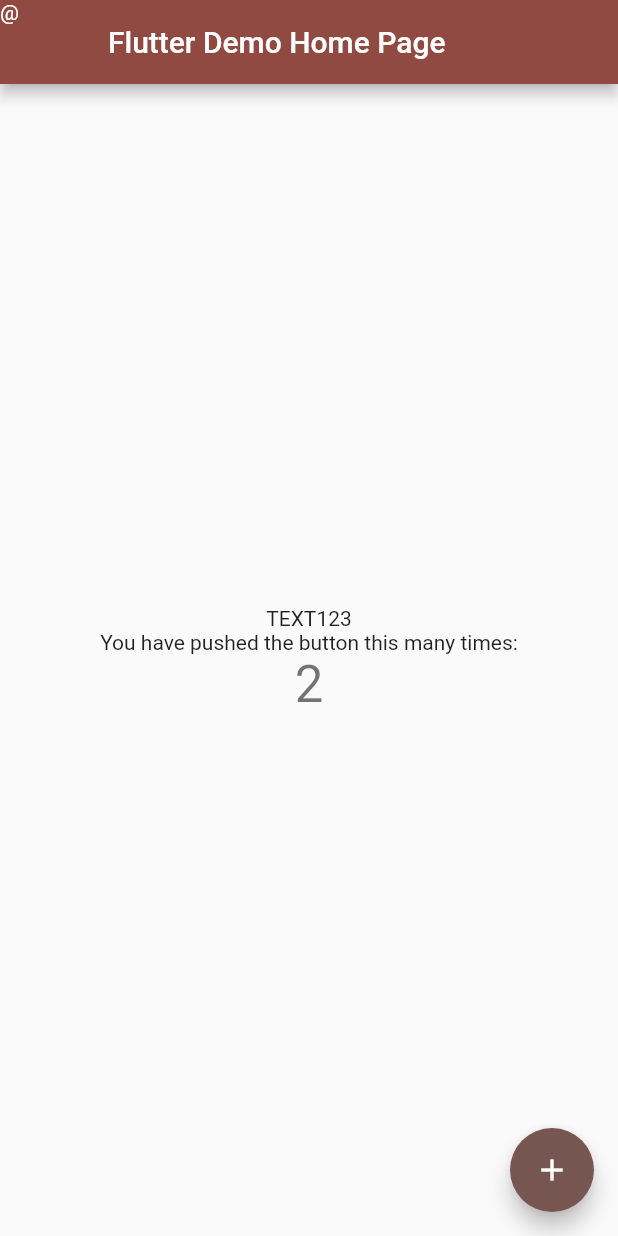
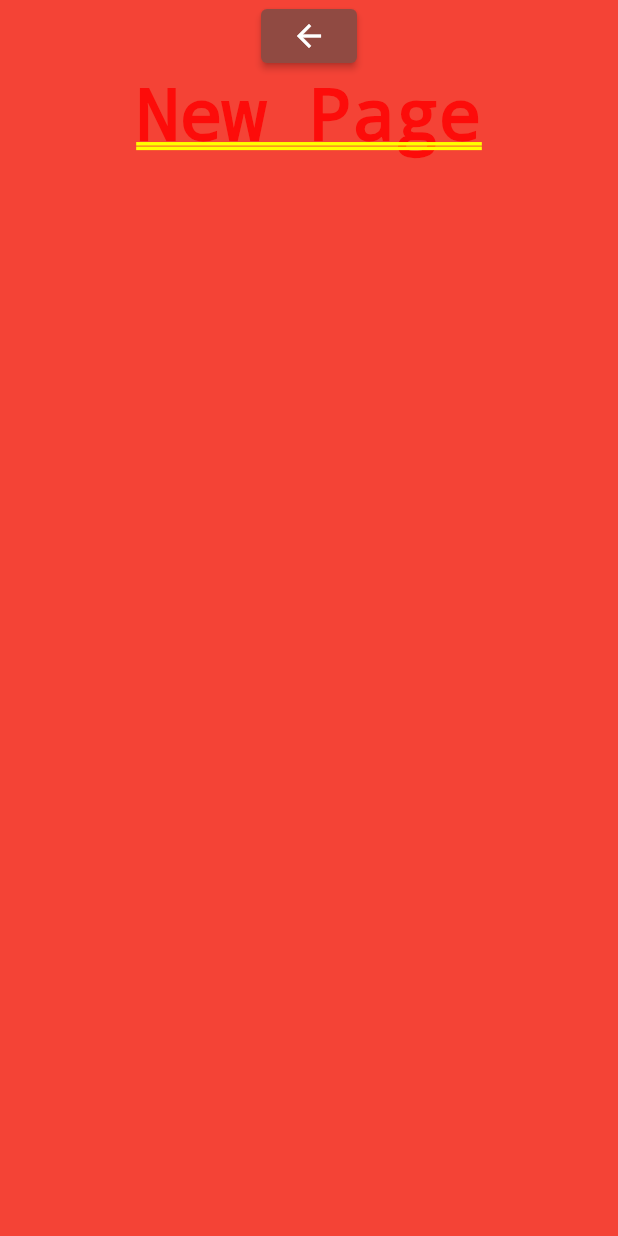
Before and after one commit to massilva/dispositivo-moveis-flutter, a Flutter app: the screen it shows after launch, after a tap on the "add" icon, on a phone screen of 412 x 824 dp. Run offline on Flutter 3.47's test engine with Material 2 defaults, Android fonts, the phone set to English and light mode, and no system bars.

Commit message:
Add navegação entre as páginas HomePage e AddPage

```diff
--- a/minhas_financas/lib/app.dart
+++ b/minhas_financas/lib/app.dart
@@ -1,4 +1,5 @@
 import 'package:flutter/material.dart';
+import 'package:minhas_financas/routes/routes_generator.dart';
 
 import 'pages/home.dart';
 
@@ -18,6 +19,10 @@ class MyApp extends StatelessWidget {
         // useMaterial3: false,
       ),
       home: myHome,
+      // Rota inicial
+      initialRoute: RoutesGenerator.homePage,
+      // Função geradora de rota
+      onGenerateRoute: RoutesGenerator.generate,
     );
   }
 }
--- /dev/null
+++ b/minhas_financas/lib/pages/add_click.dart
@@ -0,0 +1,26 @@
+import 'package:flutter/material.dart';
+import 'package:minhas_financas/shared/constants.dart';
+
+class AddClickPage extends StatelessWidget {
+  // const AddClickPage({Key? key });
+  const AddClickPage({super.key});
+
+  @override
+  Widget build(BuildContext context) {
+    return Container(
+      color: Colors.red,
+      child: Center(
+        child: Column(
+          children: [
+            ElevatedButton(
+              //ao clique voltar para a página anterior
+              onPressed: () => Navigator.of(context).pop(),
+              child: const Icon(Icons.arrow_back),
+            ),
+            const Text(AppConstants.newPage),
+          ],
+        ),
+      ),
+    );
+  }
+}
--- a/minhas_financas/lib/pages/home.dart
+++ b/minhas_financas/lib/pages/home.dart
@@ -1,11 +1,12 @@
 import 'package:flutter/material.dart';
+import 'package:minhas_financas/routes/routes_generator.dart';
+import 'package:minhas_financas/shared/constants.dart';
 
 class MyHomePage extends StatefulWidget {
   // const MyHomePage({Key? key, required String title}) : _title = title, super(key: key);
   const MyHomePage({super.key, required String title}) : _title = title;
 
   final String _title;
-
   get name => _title;
 
   @override
@@ -13,46 +14,27 @@ class MyHomePage extends StatefulWidget {
 }
 
 class _MyHomePageState extends State<MyHomePage> {
-  int _counter = 0;
-
-  void _incrementCounter() {
-    setState(() {
-      _counter += 2;
-    });
-  }
-
   @override
   Widget build(BuildContext context) {
     return Scaffold(
       appBar: AppBar(
-        leading: const Text('@'),
         backgroundColor: Theme.of(context).colorScheme.primary,
         title: Text(widget.name),
       ),
-      body: Center(
+      body: const Center(
         child: Column(
           mainAxisAlignment: MainAxisAlignment.center,
           children: <Widget>[
-            const Row(
-              mainAxisAlignment: MainAxisAlignment.center,
-              children: [
-                Text('TEXT'),
-                Text('123'),
-              ],
-            ),
-            const Text(
-              'You have pushed the button this many times:',
-            ),
-            Text(
-              '$_counter',
-              style: Theme.of(context).textTheme.headlineMedium,
-            ),
+            Text(AppConstants.clickNewPage),
           ],
         ),
       ),
       floatingActionButton: FloatingActionButton(
-        onPressed: _incrementCounter,
-        tooltip: 'Increment',
+        onPressed: () {
+          //chamar a página de cadastro
+          Navigator.of(context).pushNamed(RoutesGenerator.addPage);
+        },
+        tooltip: AppConstants.newPage,
         child: const Icon(Icons.add),
       ), // This trailing comma makes auto-formatting nicer for build methods.
     );
```
